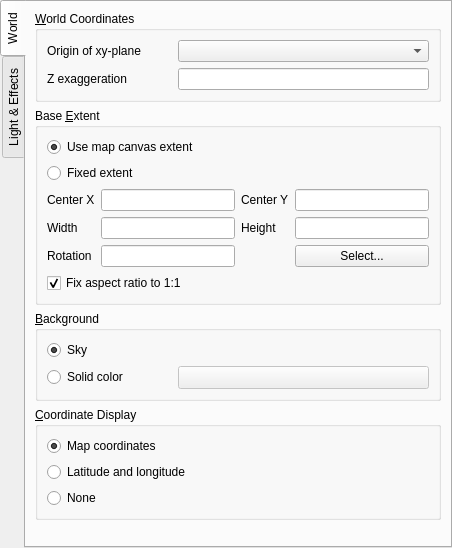
First picture: the form in gui/ui/sceneproperties.ui, repository minorua/Qgis2threejs, before the edit.
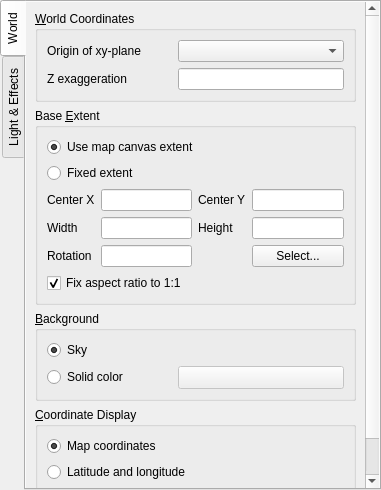
Second picture: the form after the edit. Custom widgets are drawn as their Qt base class.

Commit message: remove scroll area from property dialog and add scroll areas inside each tab

What changed in the file:
```diff
--- a/gui/ui/sceneproperties.ui
+++ b/gui/ui/sceneproperties.ui
@@ -6,8 +6,8 @@
    <rect>
     <x>0</x>
     <y>0</y>
-    <width>452</width>
-    <height>548</height>
+    <width>381</width>
+    <height>490</height>
    </rect>
   </property>
   <property name="windowTitle">
@@ -39,6 +39,36 @@
        <string>World</string>
       </attribute>
       <layout class="QVBoxLayout" name="verticalLayout_4">
+       <property name="leftMargin">
+        <number>0</number>
+       </property>
+       <property name="topMargin">
+        <number>0</number>
+       </property>
+       <property name="rightMargin">
+        <number>0</number>
+       </property>
+       <property name="bottomMargin">
+        <number>0</number>
+       </property>
+       <item>
+        <widget class="QScrollArea" name="scrollArea">
+         <property name="frameShape">
+          <enum>QFrame::NoFrame</enum>
+         </property>
+         <property name="widgetResizable">
+          <bool>true</bool>
+         </property>
+         <widget class="QWidget" name="scrollAreaWidgetContents">
+          <property name="geometry">
+           <rect>
+            <x>0</x>
+            <y>0</y>
+            <width>356</width>
+            <height>484</height>
+           </rect>
+          </property>
+          <layout class="QVBoxLayout" name="verticalLayout_6">
        <item>
         <widget class="QGroupBox" name="groupBox_1">
          <property name="title">
@@ -297,6 +327,10 @@
        </item>
       </layout>
      </widget>
+        </widget>
+       </item>
+      </layout>
+     </widget>
      <widget class="QWidget" name="tabEffects">
       <attribute name="title">
        <string>Light &amp;&amp; Effects</string>
```
Left out of the diff: 35 changed lines with no effect on the pictures. Lines whose indentation alone changed are shown as unchanged. The commit also changes 10 other files.
